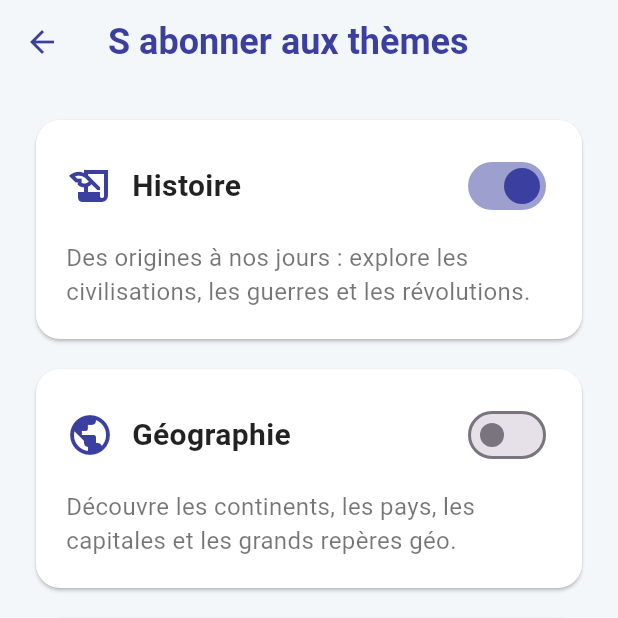
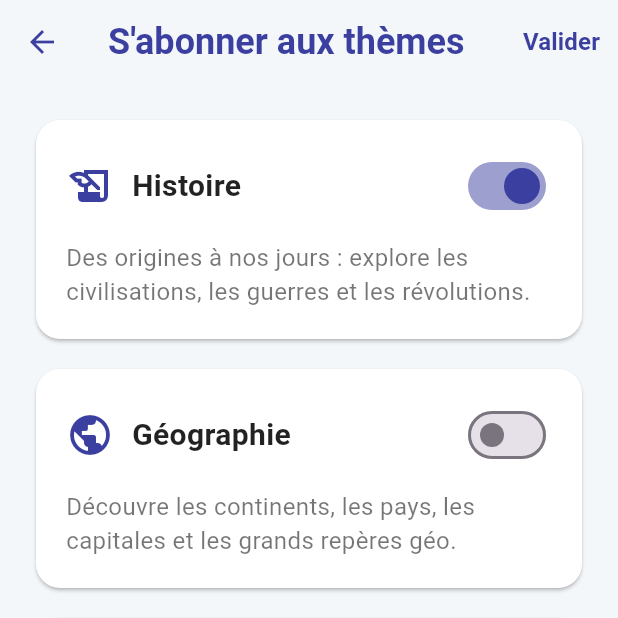
Before and after one commit to Jilvo/LeitMind-Mobile, a Flutter app: the SubscribeThemesScreen screen opened by its route, on a phone screen of 412 x 824 dp, the top half of it. Run offline on Flutter 3.47's test engine with Material 3 defaults, Android fonts, the phone set to English and light mode, and no system bars; our stand-ins replace cached_network_image, flutter_dotenv, image_picker, shared_preferences; accounts and stored records are empty.

Commit message:
add subcribe theme

```diff
--- a/lib/screens/subscribe_theme_screen.dart
+++ b/lib/screens/subscribe_theme_screen.dart
@@ -12,30 +12,31 @@ class _SubscribeThemesScreenState extends State<SubscribeThemesScreen> {
     {
       'name': 'Histoire',
       'description':
-          'Des origines à nos jours : explore les civilisations, les guerres et les révolutions.',
+      'Des origines à nos jours : explore les civilisations, les guerres et les révolutions.',
       'icon': Icons.history_edu_outlined,
     },
     {
       'name': 'Géographie',
       'description':
-          'Découvre les continents, les pays, les capitales et les grands repères géo.',
+      'Découvre les continents, les pays, les capitales et les grands repères géo.',
       'icon': Icons.public_outlined,
     },
     {
       'name': 'Culture',
       'description':
-          'Cinéma, littérature, art, musique : tout ce qui fait vibrer la société.',
+      'Cinéma, littérature, art, musique : tout ce qui fait vibrer la société.',
       'icon': Icons.palette_outlined,
     },
     {
       'name': 'Géopolitique',
       'description':
-          'Conflits, alliances, enjeux globaux : le monde d aujourd hui en perspective.',
+      'Conflits, alliances, enjeux globaux : le monde d aujourd hui en perspective.',
       'icon': Icons.language_outlined,
     },
   ];
 
   final Set<String> subscribed = {'Histoire', 'Culture'};
+  bool isLoading = false;
 
   void toggleSubscription(String theme) {
     setState(() {
@@ -47,6 +48,29 @@ class _SubscribeThemesScreenState extends State<SubscribeThemesScreen> {
     });
   }
 
+  Future<void> submitPreferences() async {
+    setState(() => isLoading = true);
+
+    try {
+      // Simule un appel réseau (remplace avec http.post si besoin)
+      await Future.delayed(const Duration(seconds: 1));
+
+      // TODO : POST subscribed.toList() au backend ici
+
+      if (mounted) {
+        ScaffoldMessenger.of(context).showSnackBar(
+          const SnackBar(content: Text("Préférences enregistrées")),
+        );
+      }
+    } catch (e) {
+      ScaffoldMessenger.of(context).showSnackBar(
+        const SnackBar(content: Text("Erreur lors de l'enregistrement")),
+      );
+    } finally {
+      if (mounted) setState(() => isLoading = false);
+    }
+  }
+
   @override
   Widget build(BuildContext context) {
     return Scaffold(
@@ -55,7 +79,7 @@ class _SubscribeThemesScreenState extends State<SubscribeThemesScreen> {
         backgroundColor: Colors.transparent,
         elevation: 0,
         title: const Text(
-          'S abonner aux thèmes',
+          "S'abonner aux thèmes",
           style: TextStyle(
             color: Color(0xFF3B3F9F),
             fontWeight: FontWeight.bold,
@@ -63,6 +87,30 @@ class _SubscribeThemesScreenState extends State<SubscribeThemesScreen> {
           ),
         ),
         iconTheme: const IconThemeData(color: Color(0xFF3B3F9F)),
+        actions: [
+          isLoading
+              ? const Padding(
+            padding: EdgeInsets.only(right: 16),
+            child: Center(
+              child: SizedBox(
+                width: 20,
+                height: 20,
+                child: CircularProgressIndicator(strokeWidth: 2),
+              ),
+            ),
+          )
+              : TextButton(
+            onPressed: submitPreferences,
+            child: const Text(
+              "Valider",
+              style: TextStyle(
+                color: Color(0xFF3B3F9F),
+                fontWeight: FontWeight.bold,
+                fontSize: 16,
+              ),
+            ),
+          ),
+        ],
       ),
       body: ListView.builder(
         padding: const EdgeInsets.all(24),
@@ -98,8 +146,9 @@ class _SubscribeThemesScreenState extends State<SubscribeThemesScreen> {
                       ),
                       Switch(
                         value: isSubscribed,
-                        onChanged: (_) => toggleSubscription(theme['name']),
-                        activeColor: Color(0xFF3B3F9F),
+                        onChanged: (_) =>
+                            toggleSubscription(theme['name'] as String),
+                        activeColor: const Color(0xFF3B3F9F),
                       ),
                     ],
                   ),
```
